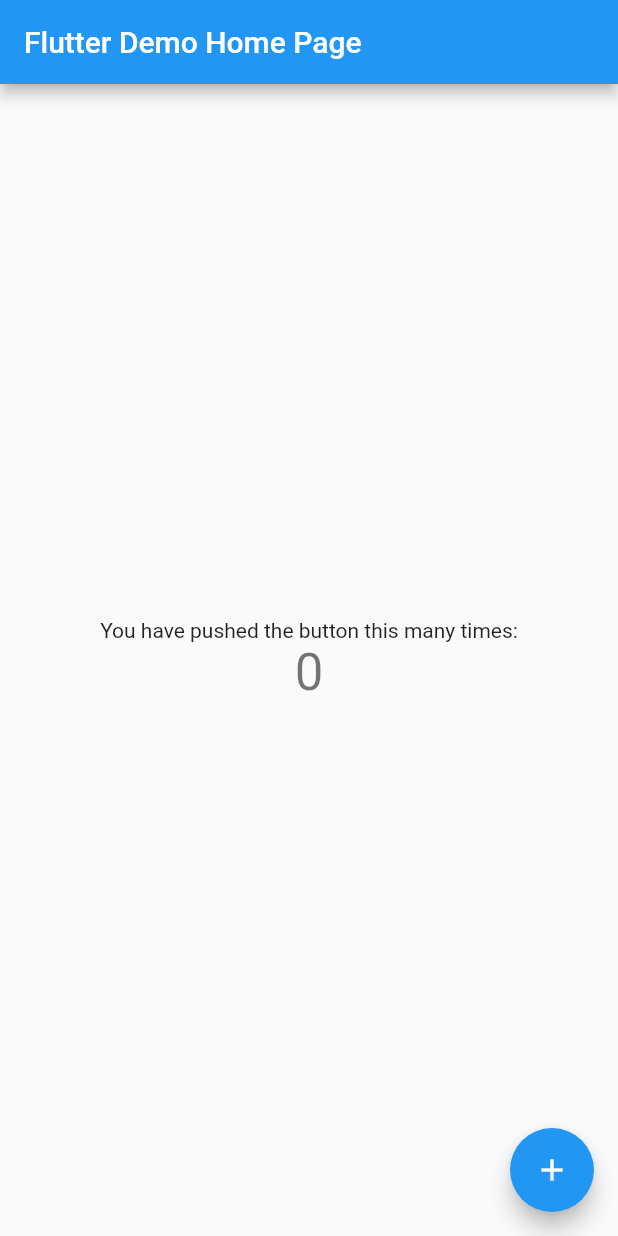
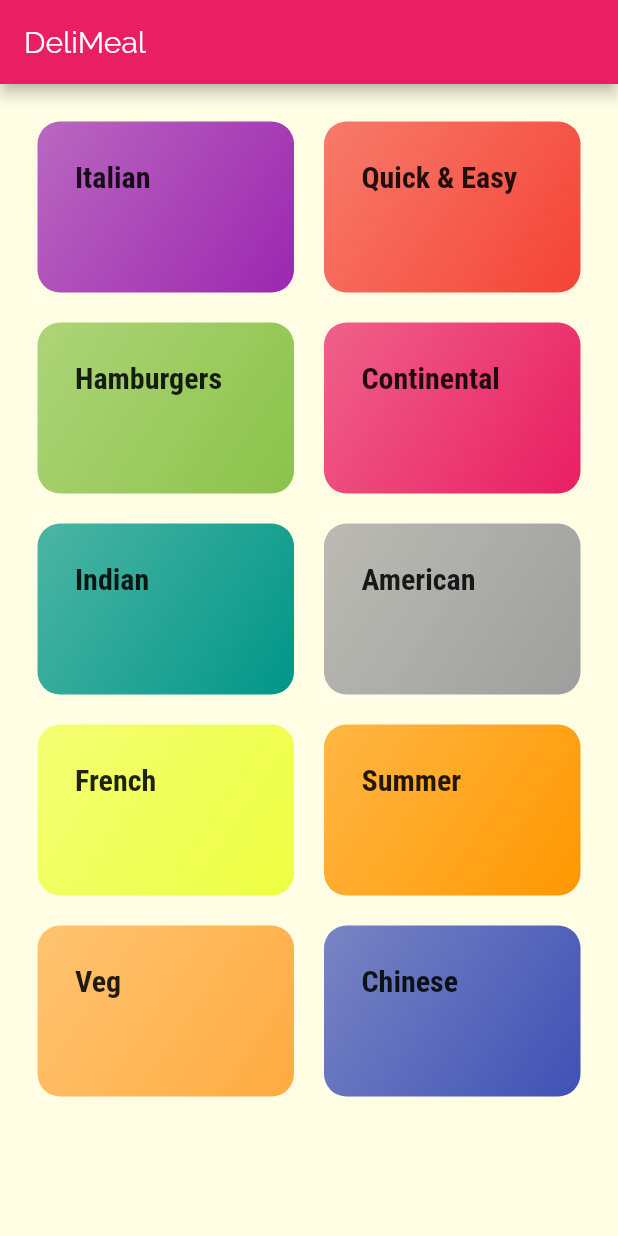
Before and after one commit to himangshuishere/Flutter, a Flutter app: the screen it shows after launch, on a phone screen of 412 x 824 dp. Run offline on Flutter 3.47's test engine with Material 2 defaults, Android fonts, the phone set to English and light mode, and no system bars.

Commit message:
Changes Done!
--> Set Categories as the main screen of the App.

--> Added multiple screens in the App.
|----> Added Categories Screen [ The Home Screen of the App]
    |---> The screen is divided into many Category Items.
|----> Set Category Meals Screen[Based on selected Cat. Item]

--> Added Category class model

--> Added fonts assets in the project

```diff
--- /dev/null
+++ b/meals_app/lib/categories_screen.dart
@@ -0,0 +1,38 @@
+import 'package:flutter/material.dart';
+import 'package:meals_app/category_item.dart';
+
+import './dummy_data.dart';
+
+class CategoriesScreen extends StatelessWidget {
+  const CategoriesScreen({Key? key}) : super(key: key);
+
+  @override
+  Widget build(BuildContext context) {
+    return Scaffold(
+      appBar: AppBar(
+          title: const Text(
+        'DeliMeal',
+        style: TextStyle(
+          fontFamily: 'Raleway',
+          fontWeight: FontWeight.normal
+        ),
+      )),
+      body: GridView(
+        padding: EdgeInsets.all(25),
+        children: DUMMY_CATEGORIES
+            .map((catData) => CategoryItem(
+                  id: catData.id,
+                  title: catData.title,
+                  color: catData.color,
+                ))
+            .toList(),
+        gridDelegate: const SliverGridDelegateWithMaxCrossAxisExtent(
+          maxCrossAxisExtent: 200,
+          childAspectRatio: 3 / 2,
+          crossAxisSpacing: 20,
+          mainAxisSpacing: 20,
+        ),
+      ),
+    );
+  }
+}
--- /dev/null
+++ b/meals_app/lib/category_item.dart
@@ -0,0 +1,51 @@
+import 'package:flutter/material.dart';
+import 'package:meals_app/category_meals_screen.dart';
+
+class CategoryItem extends StatelessWidget {
+  final String id;
+  final String title;
+  final Color color;
+
+  CategoryItem({required this.id, required this.title, required this.color});
+
+  void selectCategory(BuildContext ctx) {
+
+    // Navigation using Named Routes
+    Navigator.of(ctx).pushNamed(
+      '/categories',
+      arguments: {
+        'id': id,
+        'title': title,
+      },
+    );
+
+    //Navigation using Normal Class based routes
+
+    // Navigator.of(ctx).push(MaterialPageRoute(builder: (_) {
+    //   return CategoryMealScreen();
+    // }));
+  }
+
+  @override
+  Widget build(BuildContext context) {
+    return InkWell(
+      onTap: () => selectCategory(context),
+      splashColor: Theme.of(context).primaryColor,
+      borderRadius: BorderRadius.circular(15),
+      child: Container(
+        padding: const EdgeInsets.all(25),
+        child: Text(
+          title,
+          style: Theme.of(context).textTheme.headline6,
+        ),
+        decoration: BoxDecoration(
+          gradient: LinearGradient(
+              colors: [color.withOpacity(0.7), color],
+              begin: Alignment.topLeft,
+              end: Alignment.bottomRight),
+          borderRadius: BorderRadius.circular(15),
+        ),
+      ),
+    );
+  }
+}
--- /dev/null
+++ b/meals_app/lib/category_meals_screen.dart
@@ -0,0 +1,24 @@
+import 'package:flutter/material.dart';
+
+class CategoryMealScreen extends StatelessWidget {
+
+  // final String category_id;
+  // final String categoryTitle;
+
+  // CategoryMealScreen({required this.category_id, required this.categoryTitle});
+
+  @override
+  Widget build(BuildContext context) {
+    final routeArgs = ModalRoute.of(context)!.settings.arguments as Map<String, String>;
+    final categoryTitle = routeArgs['title'];
+    final category_id = routeArgs['id'];
+    return Scaffold(
+      appBar: AppBar(title: Text(categoryTitle!)),
+      body: Center(
+        child: Text(
+          'The Recipes For the ${categoryTitle}',
+        ),
+      ),
+    );
+  }
+}
--- /dev/null
+++ b/meals_app/lib/dummy_data.dart
@@ -0,0 +1,55 @@
+import 'package:flutter/material.dart';
+import 'package:meals_app/models/category.dart';
+
+const DUMMY_CATEGORIES = [
+  Category(
+    id: 'c1',
+    title: 'Italian',
+    color: Colors.purple,
+  ),
+  Category(
+    id: 'c2',
+    title: 'Quick & Easy',
+    color: Colors.red,
+  ),
+  Category(
+    id: 'c3',
+    title: 'Hamburgers',
+    color: Colors.lightGreen,
+  ),
+  Category(
+    id: 'c4',
+    title: 'Continental',
+    color: Colors.pink,
+  ),
+  Category(
+    id: 'c5',
+    title: 'Indian',
+    color: Colors.teal,
+  ),
+  Category(
+    id: 'c6',
+    title: 'American',
+    color: Colors.grey,
+  ),
+  Category(
+    id: 'c7',
+    title: 'French',
+    color: Colors.limeAccent,
+  ),
+  Category(
+    id: 'c8',
+    title: 'Summer',
+    color: Colors.orange,
+  ),
+  Category(
+    id: 'c9',
+    title: 'Veg',
+    color: Colors.orangeAccent,
+  ),
+  Category(
+    id: 'c10',
+    title: 'Chinese',
+    color: Colors.indigo,
+  ),
+];
--- a/meals_app/lib/main.dart
+++ b/meals_app/lib/main.dart
@@ -1,4 +1,6 @@
 import 'package:flutter/material.dart';
+import 'package:meals_app/categories_screen.dart';
+import 'package:meals_app/category_meals_screen.dart';
 
 void main() {
   runApp(const MyApp());
@@ -11,105 +13,29 @@ class MyApp extends StatelessWidget {
   @override
   Widget build(BuildContext context) {
     return MaterialApp(
-      title: 'Flutter Demo',
+      title: 'DeliMeals',
       theme: ThemeData(
-        // This is the theme of your application.
-        //
-        // Try running your application with "flutter run". You'll see the
-        // application has a blue toolbar. Then, without quitting the app, try
-        // changing the primarySwatch below to Colors.green and then invoke
-        // "hot reload" (press "r" in the console where you ran "flutter run",
-        // or simply save your changes to "hot reload" in a Flutter IDE).
-        // Notice that the counter didn't reset back to zero; the application
-        // is not restarted.
-        primarySwatch: Colors.blue,
-      ),
-      home: const MyHomePage(title: 'Flutter Demo Home Page'),
+          primarySwatch: Colors.pink,
+          accentColor: Colors.amber,
+          canvasColor: Color.fromRGBO(255, 254, 229, 1),
+          fontFamily: 'Raleway',
+          textTheme: ThemeData.light().textTheme.copyWith(
+                bodyText1: TextStyle(
+                  color: Color.fromRGBO(20, 51, 51, 1),
+                ),
+                bodyText2: TextStyle(
+                  color: Color.fromRGBO(20, 51, 51, 1),
+                ),
+                headline6: TextStyle(
+                  fontSize: 20,
+                  fontFamily: 'RobotoCondensed',
+                  fontWeight: FontWeight.bold,
+                )
+              )),
+      home: const CategoriesScreen(),
+      routes: {
+        '/categories' : (ctx)=> CategoryMealScreen(),
+      },
     );
   }
 }
-
-class MyHomePage extends StatefulWidget {
-  const MyHomePage({Key? key, required this.title}) : super(key: key);
-
-  // This widget is the home page of your application. It is stateful, meaning
-  // that it has a State object (defined below) that contains fields that affect
-  // how it looks.
-
-  // This class is the configuration for the state. It holds the values (in this
-  // case the title) provided by the parent (in this case the App widget) and
-  // used by the build method of the State. Fields in a Widget subclass are
-  // always marked "final".
-
-  final String title;
-
-  @override
-  State<MyHomePage> createState() => _MyHomePageState();
-}
-
-class _MyHomePageState extends State<MyHomePage> {
-  int _counter = 0;
-
-  void _incrementCounter() {
-    setState(() {
-      // This call to setState tells the Flutter framework that something has
-      // changed in this State, which causes it to rerun the build method below
-      // so that the display can reflect the updated values. If we changed
-      // _counter without calling setState(), then the build method would not be
-      // called again, and so nothing would appear to happen.
-      _counter++;
-    });
-  }
-
-  @override
-  Widget build(BuildContext context) {
-    // This method is rerun every time setState is called, for instance as done
-    // by the _incrementCounter method above.
-    //
-    // The Flutter framework has been optimized to make rerunning build methods
-    // fast, so that you can just rebuild anything that needs updating rather
-    // than having to individually change instances of widgets.
-    return Scaffold(
-      appBar: AppBar(
-        // Here we take the value from the MyHomePage object that was created by
-        // the App.build method, and use it to set our appbar title.
-        title: Text(widget.title),
-      ),
-      body: Center(
-        // Center is a layout widget. It takes a single child and positions it
-        // in the middle of the parent.
-        child: Column(
-          // Column is also a layout widget. It takes a list of children and
-          // arranges them vertically. By default, it sizes itself to fit its
-          // children horizontally, and tries to be as tall as its parent.
-          //
-          // Invoke "debug painting" (press "p" in the console, choose the
-          // "Toggle Debug Paint" action from the Flutter Inspector in Android
-          // Studio, or the "Toggle Debug Paint" command in Visual Studio Code)
-          // to see the wireframe for each widget.
-          //
-          // Column has various properties to control how it sizes itself and
-          // how it positions its children. Here we use mainAxisAlignment to
-          // center the children vertically; the main axis here is the vertical
-          // axis because Columns are vertical (the cross axis would be
-          // horizontal).
-          mainAxisAlignment: MainAxisAlignment.center,
-          children: <Widget>[
-            const Text(
-              'You have pushed the button this many times:',
-            ),
-            Text(
-              '$_counter',
-              style: Theme.of(context).textTheme.headline4,
-            ),
-          ],
-        ),
-      ),
-      floatingActionButton: FloatingActionButton(
-        onPressed: _incrementCounter,
-        tooltip: 'Increment',
-        child: const Icon(Icons.add),
-      ), // This trailing comma makes auto-formatting nicer for build methods.
-    );
-  }
-}
--- /dev/null
+++ b/meals_app/lib/models/category.dart
@@ -0,0 +1,13 @@
+import 'package:flutter/material.dart';
+
+class Category {
+  final String id;
+  final String title;
+  final Color color;
+
+  const Category({
+    required this.id,
+    required this.title,
+    this.color = Colors.orange,
+  });
+}
```
Also changed, not shown: meals_app/pubspec.yaml (+23 -12 lines), meals_app/assets/fonts/Raleway-Black.ttf (added), meals_app/assets/fonts/Raleway-Bold.ttf (added), meals_app/assets/fonts/Raleway-Regular.ttf (added), meals_app/assets/fonts/RobotoCondensed-Bold.ttf (added), meals_app/assets/fonts/RobotoCondensed-Italic.ttf (added), meals_app/assets/fonts/RobotoCondensed-Light.ttf (added), meals_app/assets/fonts/RobotoCondensed-Regular.ttf (added).
